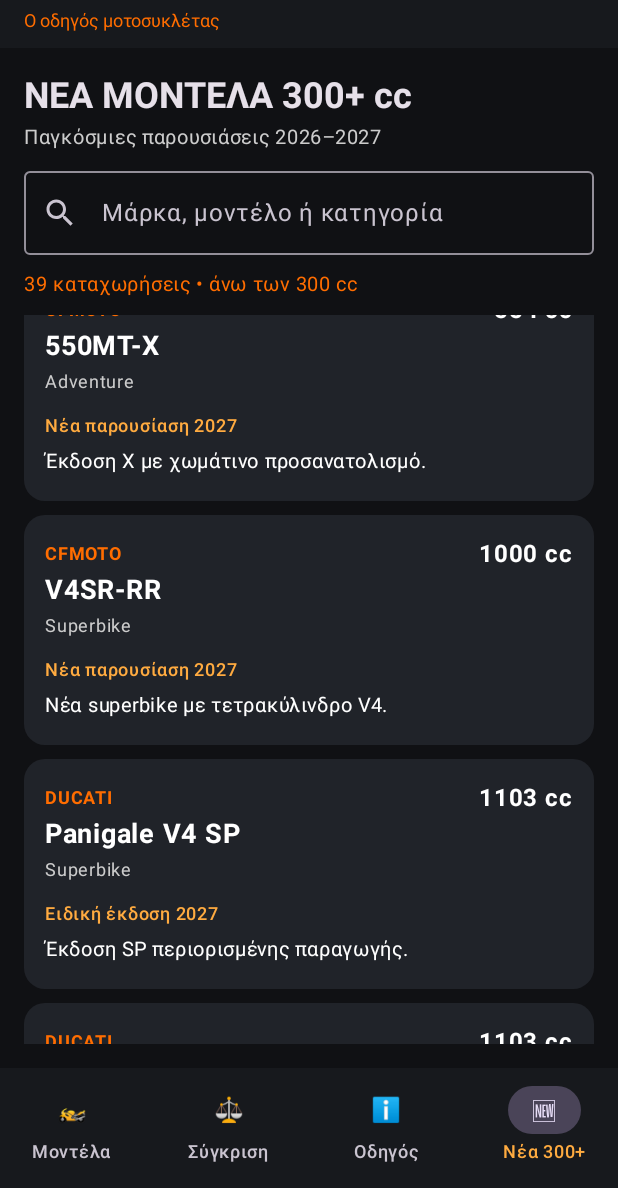
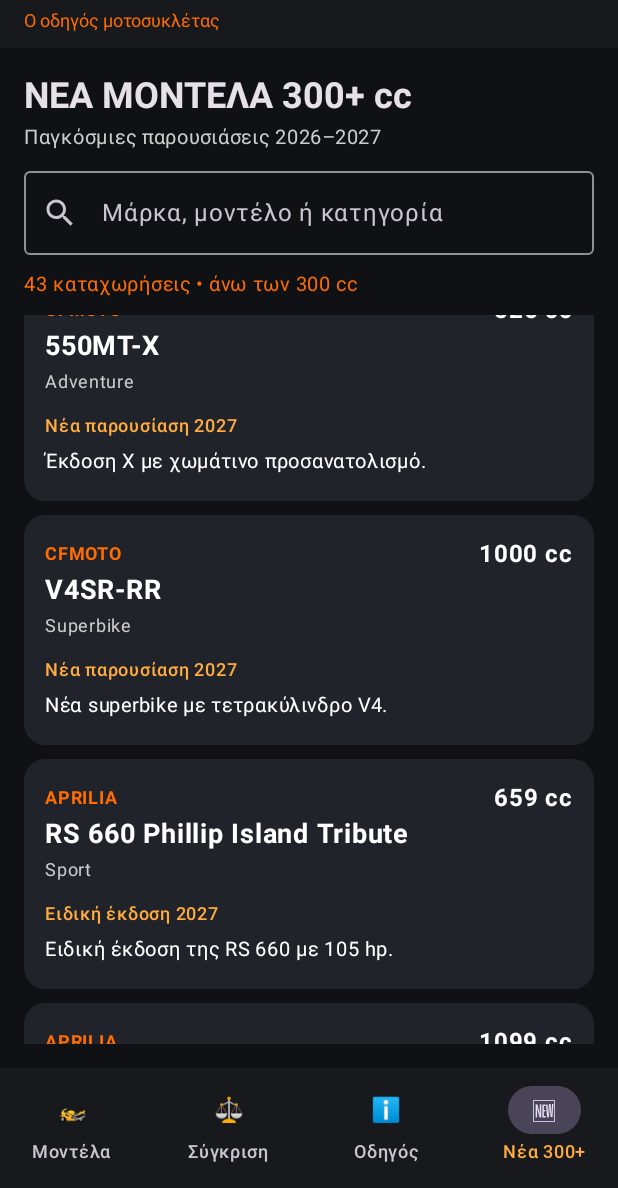
Before and after one commit to kmpalanikas-source/Mototrucer, an Android app built with Jetpack Compose: the screen it shows after launch (MainActivity), item 4 of the bottom bar chosen, scrolled down 680 dp, on a phone screen of 412 x 824 dp, the part 48-1236 px from its top. Run offline under Robolectric (Android 15) with nearby library versions, the phone set to English and light mode, and no system bars.

Commit message:
Correct 550MT displacement and expand 2027 global model list

```diff
--- a/app/src/main/java/gr/mototracker300plus/MainActivity.kt
+++ b/app/src/main/java/gr/mototracker300plus/MainActivity.kt
@@ -43,9 +43,13 @@ private val newMotorcycles = listOf(
  NewMotorcycle("BMW","F 450 R",420,"Naked","Νέο μοντέλο 2027","Δικύλινδρος 420 cc, 48 hp, Easy Ride Clutch."),
  NewMotorcycle("BMW","F 450 RR",420,"Sport","Νέο μοντέλο 2027","Δικύλινδρος 420 cc, 48 hp, supersport σχεδίαση."),
  NewMotorcycle("BMW","M 1000 RS",999,"Hyper Naked","Παγκόσμια πρεμιέρα 2027","218 hp και 196 kg."),
- NewMotorcycle("CFMoto","550MT",554,"Adventure","Νέα παρουσίαση 2027","Adventure μεσαίου κυβισμού."),
- NewMotorcycle("CFMoto","550MT-X",554,"Adventure","Νέα παρουσίαση 2027","Έκδοση X με χωμάτινο προσανατολισμό."),
+ NewMotorcycle("CFMoto","550MT",526,"Adventure","Νέα παρουσίαση 2027","Adventure μεσαίου κυβισμού."),
+ NewMotorcycle("CFMoto","550MT-X",526,"Adventure","Νέα παρουσίαση 2027","Έκδοση X με χωμάτινο προσανατολισμό."),
  NewMotorcycle("CFMoto","V4SR-RR",1000,"Superbike","Νέα παρουσίαση 2027","Νέα superbike με τετρακύλινδρο V4."),
+ NewMotorcycle("Aprilia","RS 660 Phillip Island Tribute",659,"Sport","Ειδική έκδοση 2027","Ειδική έκδοση της RS 660 με 105 hp."),
+ NewMotorcycle("Aprilia","RSV4 Obscure Spe.Ed.",1099,"Superbike","Ειδική έκδοση 2027","Περιορισμένη έκδοση με carbon τροχούς και αεροδυναμικά στοιχεία."),
+ NewMotorcycle("Harley-Davidson","Sprint 440",440,"Roadster","Νέα παρουσίαση 2027","Νέο μοντέλο εισόδου στη γκάμα Harley-Davidson."),
+ NewMotorcycle("KTM","450 RC",449,"Sport","Παρουσίαση για το 2028","Νέα sport μοτοσυκλέτα μεσαίου κυβισμού."),
  NewMotorcycle("Ducati","Panigale V4 SP",1103,"Superbike","Ειδική έκδοση 2027","Έκδοση SP περιορισμένης παραγωγής."),
  NewMotorcycle("Ducati","Streetfighter V4 SP",1103,"Naked","Ειδική έκδοση 2027","Έκδοση SP περιορισμένης παραγωγής."),
  NewMotorcycle("Ducati","Panigale V2 SP",890,"Sport","Ειδική έκδοση 2027","Ειδική έκδοση της νέας Panigale V2."),
```
